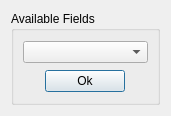
Above: easygeotagger/src/ui/egtkeyselectiondialog.ui from alexbruy/EasyGeoTagger before the change. Below: the same form after it.
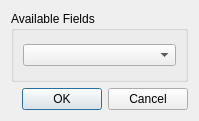
That is the form after the change.

Commit message: -Added interpolation ability to data table -Changed Ok buttons to button boxes

The edit to the form file:
```diff
--- a/easygeotagger/src/ui/egtkeyselectiondialog.ui
+++ b/easygeotagger/src/ui/egtkeyselectiondialog.ui
@@ -1,65 +1,33 @@
 <ui version="4.0" >
  <class>EgtKeySelectionDialog</class>
- <widget class="QDialog" name="EgtKeySelectionDialog" >
-  <property name="geometry" >
+ <widget class="QDialog" name="EgtKeySelectionDialog">
+  <property name="geometry">
    <rect>
     <x>0</x>
     <y>0</y>
-    <width>171</width>
-    <height>116</height>
+    <width>199</width>
+    <height>121</height>
    </rect>
   </property>
   <property name="windowTitle" >
    <string>Available fields</string>
   </property>
-  <layout class="QGridLayout" >
-   <item row="0" column="0" >
-    <widget class="QGroupBox" name="groupBox" >
-     <property name="title" >
+  <layout class="QGridLayout">
+   <item row="2" column="0">
+    <widget class="QDialogButtonBox" name="buttonBox">
+     <property name="standardButtons">
+      <set>QDialogButtonBox::Cancel|QDialogButtonBox::Ok</set>
+     </property>
+    </widget>
+   </item>
+   <item row="1" column="0">
+    <widget class="QGroupBox" name="groupBox">
+     <property name="title">
       <string>Available Fields</string>
      </property>
-     <layout class="QGridLayout" >
-      <item row="0" column="0" colspan="3" >
-       <widget class="QComboBox" name="cbFields" />
-      </item>
-      <item row="1" column="0" >
-       <spacer>
-        <property name="orientation" >
-         <enum>Qt::Horizontal</enum>
-        </property>
-        <property name="sizeHint" stdset="0" >
-         <size>
-          <width>21</width>
-          <height>20</height>
-         </size>
-        </property>
-       </spacer>
-      </item>
-      <item row="1" column="1" >
-       <widget class="QPushButton" name="pbtnOk" >
-        <property name="maximumSize" >
-         <size>
-          <width>80</width>
-          <height>16777215</height>
-         </size>
-        </property>
-        <property name="text" >
-         <string>Ok</string>
-        </property>
-       </widget>
-      </item>
-      <item row="1" column="2" >
-       <spacer>
-        <property name="orientation" >
-         <enum>Qt::Horizontal</enum>
-        </property>
-        <property name="sizeHint" stdset="0" >
-         <size>
-          <width>21</width>
-          <height>20</height>
-         </size>
-        </property>
-       </spacer>
+     <layout class="QGridLayout">
+      <item row="0" column="0" colspan="2">
+       <widget class="QComboBox" name="cbFields"/>
       </item>
      </layout>
     </widget>
```
Left out of the diff: 5 changed lines with no effect on the pictures. The commit also changes 8 other files.
